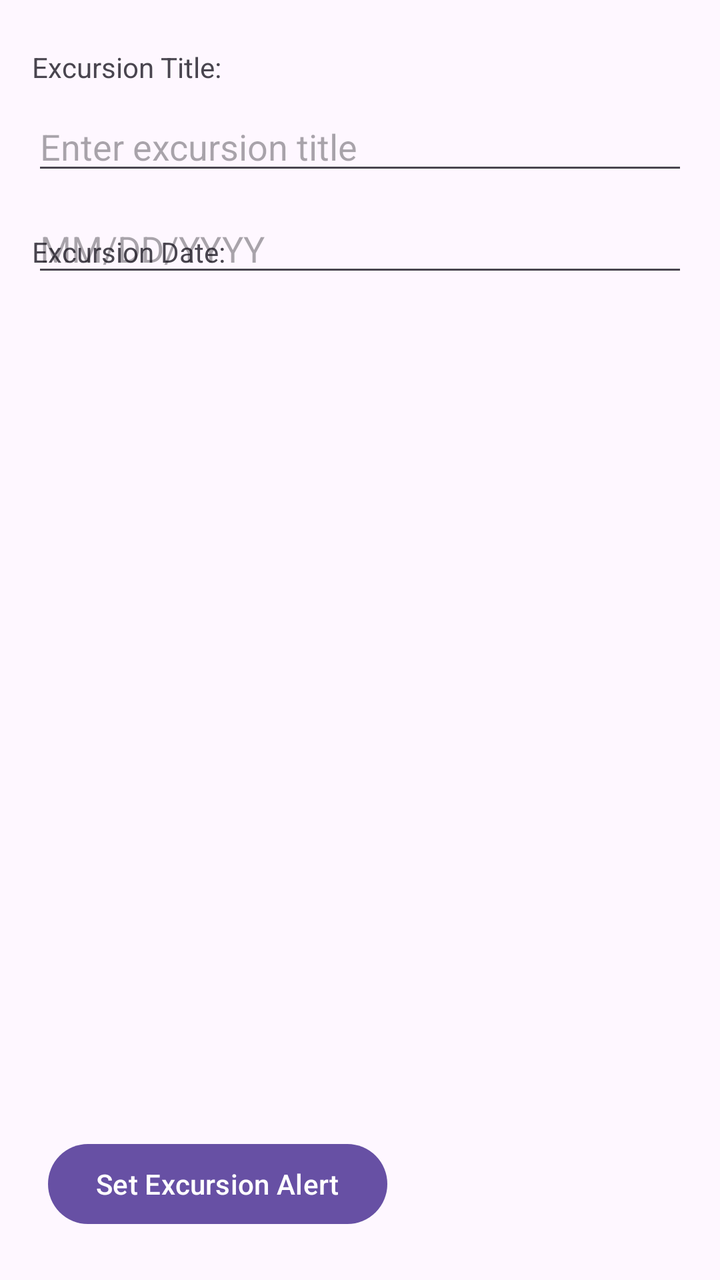
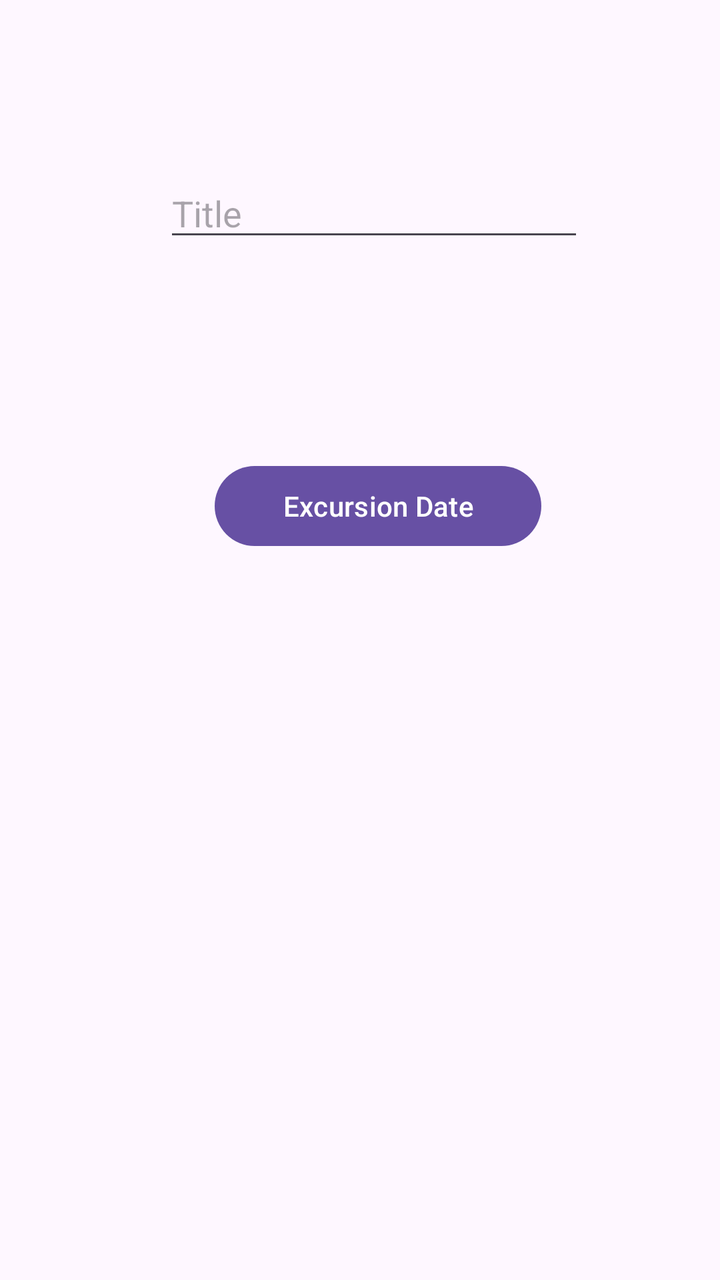

An Android layout rendered at two revisions. The XML below is the earlier revision; the diff shows what the commit changed to produce the second picture.
<!-- AndroidManifest.xml: application theme Theme.VSapp -->
<!-- res/layout/activity_excursion_details.xml -->
<?xml version="1.0" encoding="utf-8"?>
<androidx.constraintlayout.widget.ConstraintLayout xmlns:android="http://schemas.android.com/apk/res/android"
    xmlns:app="http://schemas.android.com/apk/res-auto"
    xmlns:tools="http://schemas.android.com/tools"
    android:id="@+id/main"
    android:layout_width="match_parent"
    android:layout_height="match_parent"
    tools:context=".UI.ExcursionDetails">

    <TextView
        android:id="@+id/excursionTitleLabel"
        android:layout_width="wrap_content"
        android:layout_height="wrap_content"
        android:text="Excursion Title:"
        app:layout_constraintTop_toTopOf="parent"
        app:layout_constraintStart_toStartOf="parent"
        android:layout_marginTop="24dp"
        android:layout_marginStart="16dp" />

    <EditText
        android:id="@+id/excursionTitleText"
        android:layout_width="0dp"
        android:layout_height="wrap_content"
        android:layout_marginStart="16dp"
        android:layout_marginTop="8dp"
        android:layout_marginEnd="16dp"
        android:layout_marginBottom="24dp"
        android:hint="Enter excursion title"
        app:layout_constraintBottom_toTopOf="@+id/excursionDateLabel"
        app:layout_constraintEnd_toEndOf="parent"
        app:layout_constraintStart_toStartOf="parent"
        app:layout_constraintTop_toBottomOf="@id/excursionTitleLabel" />

    <TextView
        android:id="@+id/excursionDateLabel"
        android:layout_width="wrap_content"
        android:layout_height="wrap_content"
        android:text="Excursion Date:"
        app:layout_constraintTop_toBottomOf="@id/excursionTitleText"
        app:layout_constraintStart_toStartOf="parent"
        android:layout_marginTop="24dp"
        android:layout_marginStart="16dp" />

    <EditText
        android:id="@+id/excursionDateText"
        android:layout_width="0dp"
        android:layout_height="wrap_content"
        android:layout_marginStart="16dp"
        android:layout_marginTop="8dp"
        android:layout_marginEnd="16dp"
        android:layout_marginBottom="466dp"
        android:clickable="true"
        android:focusable="false"
        android:hint="MM/DD/YYYY"
        app:layout_constraintBottom_toTopOf="@id/setExcursionAlertButton"
        app:layout_constraintEnd_toEndOf="parent"
        app:layout_constraintStart_toStartOf="parent"
        app:layout_constraintTop_toBottomOf="@id/excursionDateLabel" />

    <Button
        android:id="@+id/setExcursionAlertButton"
        android:layout_width="wrap_content"
        android:layout_height="wrap_content"
        android:text="Set Excursion Alert"
        app:layout_constraintBottom_toBottomOf="parent"
        app:layout_constraintStart_toStartOf="parent"
        android:layout_marginStart="24dp"
        android:layout_marginBottom="24dp"/>


</androidx.constraintlayout.widget.ConstraintLayout>
<!-- resources referenced by this layout -->
<resources>
  <style name="Theme.VSapp" parent="Base.Theme.VSapp" />
  <style name="Base.Theme.VSapp" parent="Theme.Material3.DayNight">
          
          
      </style>
</resources>

<!-- the commit's change to res/layout/activity_excursion_details.xml (unified diff, before → after) -->
@@ -2,70 +2,38 @@
 <androidx.constraintlayout.widget.ConstraintLayout xmlns:android="http://schemas.android.com/apk/res/android"
     xmlns:app="http://schemas.android.com/apk/res-auto"
     xmlns:tools="http://schemas.android.com/tools"
-    android:id="@+id/main"
     android:layout_width="match_parent"
     android:layout_height="match_parent"
     tools:context=".UI.ExcursionDetails">
 
-    <TextView
-        android:id="@+id/excursionTitleLabel"
+    <EditText
+        android:id="@+id/excursionTitle"
         android:layout_width="wrap_content"
         android:layout_height="wrap_content"
-        android:text="Excursion Title:"
+        android:ems="10"
+        android:hint="Title"
+        android:inputType="text"
+        app:layout_constraintBottom_toBottomOf="parent"
+        app:layout_constraintEnd_toEndOf="parent"
+        app:layout_constraintHorizontal_bias="0.547"
+        app:layout_constraintStart_toStartOf="parent"
         app:layout_constraintTop_toTopOf="parent"
-        app:layout_constraintStart_toStartOf="parent"
-        android:layout_marginTop="24dp"
-        android:layout_marginStart="16dp" />
+        app:layout_constraintVertical_bias="0.141" />
 
-    <EditText
-        android:id="@+id/excursionTitleText"
-        android:layout_width="0dp"
-        android:layout_height="wrap_content"
-        android:layout_marginStart="16dp"
-        android:layout_marginTop="8dp"
-        android:layout_marginEnd="16dp"
-        android:layout_marginBottom="24dp"
-        android:hint="Enter excursion title"
-        app:layout_constraintBottom_toTopOf="@+id/excursionDateLabel"
-        app:layout_constraintEnd_toEndOf="parent"
-        app:layout_constraintStart_toStartOf="parent"
-        app:layout_constraintTop_toBottomOf="@id/excursionTitleLabel" />
-
-    <TextView
-        android:id="@+id/excursionDateLabel"
+    <Button
+        android:id="@+id/excursionDate"
         android:layout_width="wrap_content"
         android:layout_height="wrap_content"
-        android:text="Excursion Date:"
-        app:layout_constraintTop_toBottomOf="@id/excursionTitleText"
+        android:layout_marginTop="102dp"
+        android:ems="10"
+        android:inputType="date"
+        android:padding="10dp"
+        android:text="Excursion Date"
+        app:layout_constraintBottom_toBottomOf="parent"
+        app:layout_constraintEnd_toEndOf="parent"
+        app:layout_constraintHorizontal_bias="0.546"
         app:layout_constraintStart_toStartOf="parent"
-        android:layout_marginTop="24dp"
-        android:layout_marginStart="16dp" />
-
-    <EditText
-        android:id="@+id/excursionDateText"
-        android:layout_width="0dp"
-        android:layout_height="wrap_content"
-        android:layout_marginStart="16dp"
-        android:layout_marginTop="8dp"
-        android:layout_marginEnd="16dp"
-        android:layout_marginBottom="466dp"
-        android:clickable="true"
-        android:focusable="false"
-        android:hint="MM/DD/YYYY"
-        app:layout_constraintBottom_toTopOf="@id/setExcursionAlertButton"
-        app:layout_constraintEnd_toEndOf="parent"
-        app:layout_constraintStart_toStartOf="parent"
-        app:layout_constraintTop_toBottomOf="@id/excursionDateLabel" />
-
-    <Button
-        android:id="@+id/setExcursionAlertButton"
-        android:layout_width="wrap_content"
-        android:layout_height="wrap_content"
-        android:text="Set Excursion Alert"
-        app:layout_constraintBottom_toBottomOf="parent"
-        app:layout_constraintStart_toStartOf="parent"
-        android:layout_marginStart="24dp"
-        android:layout_marginBottom="24dp"/>
-
+        app:layout_constraintTop_toBottomOf="@+id/excursionTitle"
+        app:layout_constraintVertical_bias="0.004" />
 
 </androidx.constraintlayout.widget.ConstraintLayout>
